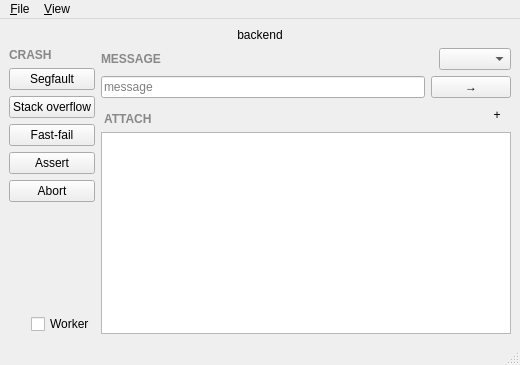
Old version of the form sentrywindow.ui in the repository jpnurmi/sentry-playground.
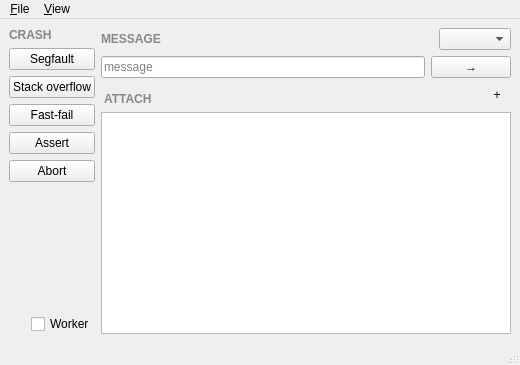
New version of the form.

Commit message: Backend title

Diff of the .ui file:
```diff
--- a/sentrywindow.ui
+++ b/sentrywindow.ui
@@ -15,16 +15,6 @@
   </property>
   <widget class="QWidget" name="centralwidget">
    <layout class="QVBoxLayout" name="rootLayout">
-    <item>
-     <widget class="QLabel" name="backendLabel">
-      <property name="text">
-       <string>backend</string>
-      </property>
-      <property name="alignment">
-       <set>Qt::AlignmentFlag::AlignCenter</set>
-      </property>
-     </widget>
-    </item>
     <item>
      <layout class="QHBoxLayout" name="columnsLayout">
       <item>
```
The commit also changes 1 other file.
